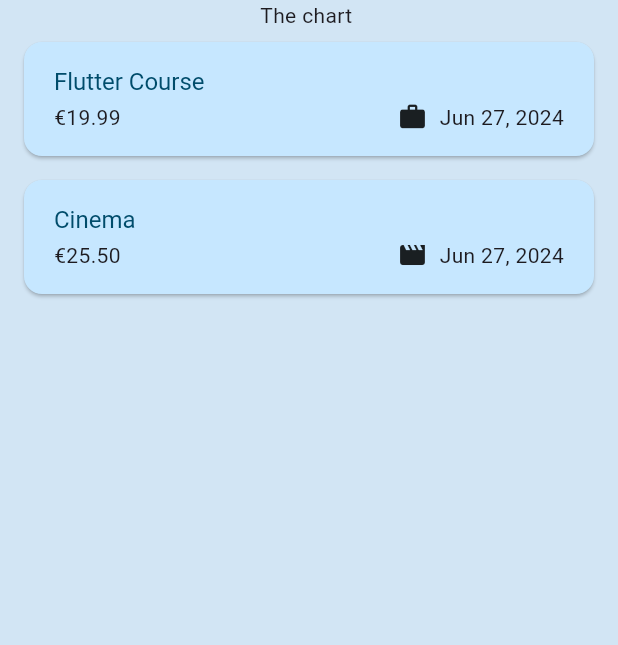
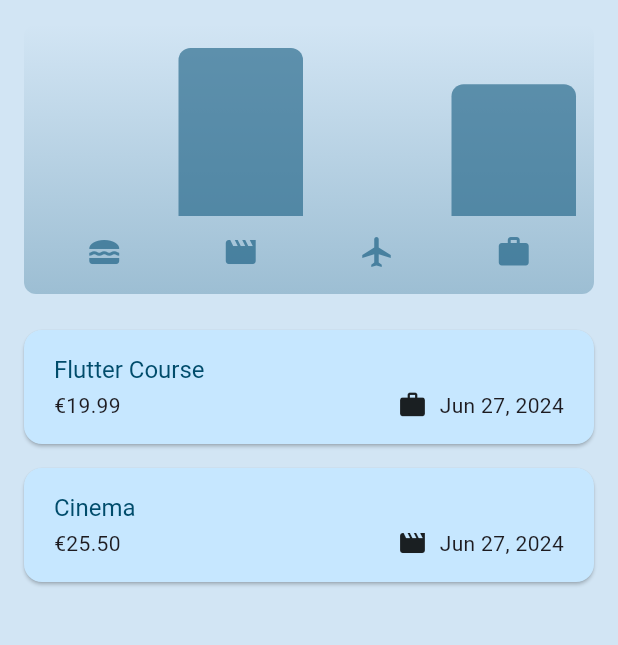
Before and after one commit to Serveriii/Flutter-stuff, a Flutter app: the screen it shows after launch, on a phone screen of 412 x 824 dp, the part 84-729 px from its top. Run offline on Flutter 3.47's test engine with Material 3 defaults, Android fonts, the phone set to English and light mode, and no system bars; our stand-ins replace google_fonts.

Commit message:
App done

```diff
--- a/expense_tracker/lib/models/expense.dart
+++ b/expense_tracker/lib/models/expense.dart
@@ -1,3 +1,4 @@
+
 import 'package:flutter/material.dart';
 import 'package:uuid/uuid.dart';
 import 'package:intl/intl.dart';
@@ -33,3 +34,25 @@ class Expense {
     return formatter.format(date);
   }
 }
+
+class ExpenseBucket {
+  const ExpenseBucket({required this.category, required this.expenses});
+
+  ExpenseBucket.forCategory(List<Expense> allExpenses, this.category)
+      : expenses = allExpenses
+            .where((expense) => expense.category == category)
+            .toList();
+
+  final Category category;
+  final List<Expense> expenses;
+
+  double get totalExpenses {
+    double sum = 0;
+
+    for (var expense in expenses) {
+      sum += expense.amount;
+    }
+
+    return sum;
+  }
+}
--- /dev/null
+++ b/expense_tracker/lib/widgets/chart/chart.dart
@@ -0,0 +1,95 @@
+import 'package:flutter/material.dart';
+
+import 'package:expense_tracker/widgets/chart/chart_bar.dart';
+import 'package:expense_tracker/models/expense.dart';
+
+class Chart extends StatelessWidget {
+  const Chart({super.key, required this.expenses});
+
+  final List<Expense> expenses;
+
+  List<ExpenseBucket> get buckets {
+    return [
+      ExpenseBucket.forCategory(expenses, Category.food),
+      ExpenseBucket.forCategory(expenses, Category.leisure),
+      ExpenseBucket.forCategory(expenses, Category.travel),
+      ExpenseBucket.forCategory(expenses, Category.work),
+    ];
+  }
+
+  double get maxTotalExpense {
+    double maxTotalExpense = 0;
+
+    for (final bucket in buckets) {
+      if (bucket.totalExpenses > maxTotalExpense) {
+        maxTotalExpense = bucket.totalExpenses;
+      }
+    }
+
+    return maxTotalExpense;
+  }
+
+  @override
+  Widget build(BuildContext context) {
+    final isDarkMode =
+        MediaQuery.of(context).platformBrightness == Brightness.dark;
+    return Container(
+      margin: const EdgeInsets.all(16),
+      padding: const EdgeInsets.symmetric(
+        vertical: 16,
+        horizontal: 8,
+      ),
+      width: double.infinity,
+      height: 180,
+      decoration: BoxDecoration(
+        borderRadius: BorderRadius.circular(8),
+        gradient: LinearGradient(
+          colors: [
+            Theme.of(context).colorScheme.primary.withOpacity(0.3),
+            Theme.of(context).colorScheme.primary.withOpacity(0.0)
+          ],
+          begin: Alignment.bottomCenter,
+          end: Alignment.topCenter,
+        ),
+      ),
+      child: Column(
+        children: [
+          Expanded(
+            child: Row(
+              crossAxisAlignment: CrossAxisAlignment.end,
+              children: [
+                for (final bucket in buckets) // alternative to map()
+                  ChartBar(
+                    fill: bucket.totalExpenses == 0
+                        ? 0
+                        : bucket.totalExpenses / maxTotalExpense,
+                  )
+              ],
+            ),
+          ),
+          const SizedBox(height: 12),
+          Row(
+            children: buckets
+                .map(
+                  (bucket) => Expanded(
+                    child: Padding(
+                      padding: const EdgeInsets.symmetric(horizontal: 4),
+                      child: Icon(
+                        categoryIcons[bucket.category],
+                        color: isDarkMode
+                            ? Theme.of(context).colorScheme.secondary
+                            : Theme.of(context)
+                                .colorScheme
+                                .primary
+                                .withOpacity(0.7),
+                      ),
+                    ),
+                  ),
+                )
+                .toList(),
+          )
+        ],
+      ),
+    );
+  }
+}
--- /dev/null
+++ b/expense_tracker/lib/widgets/chart/chart_bar.dart
@@ -0,0 +1,34 @@
+import 'package:flutter/material.dart';
+
+class ChartBar extends StatelessWidget {
+  const ChartBar({
+    super.key,
+    required this.fill,
+  });
+
+  final double fill;
+
+  @override
+  Widget build(BuildContext context) {
+    final isDarkMode =
+        MediaQuery.of(context).platformBrightness == Brightness.dark;
+    return Expanded(
+      child: Padding(
+        padding: const EdgeInsets.symmetric(horizontal: 4),
+        child: FractionallySizedBox(
+          heightFactor: fill,
+          child: DecoratedBox(
+            decoration: BoxDecoration(
+              shape: BoxShape.rectangle,
+              borderRadius:
+                  const BorderRadius.vertical(top: Radius.circular(8)),
+              color: isDarkMode
+                  ? Theme.of(context).colorScheme.secondary
+                  : Theme.of(context).colorScheme.primary.withOpacity(0.65),
+            ),
+          ),
+        ),
+      ),
+    );
+  }
+}
--- a/expense_tracker/lib/widgets/expenses.dart
+++ b/expense_tracker/lib/widgets/expenses.dart
@@ -1,3 +1,4 @@
+import 'package:expense_tracker/widgets/chart/chart.dart';
 import 'package:expense_tracker/widgets/expense_list/expenses_list.dart';
 import 'package:expense_tracker/widgets/new_expense.dart';
 import 'package:flutter/material.dart';
@@ -78,7 +79,7 @@ class _ExpensesState extends State<Expenses> {
         ]),
         body: Column(
           children: [
-            const Text('The chart '),
+            Chart(expenses: _registeredExpenses),
             Expanded(
               child: mainContent,
             )
```
